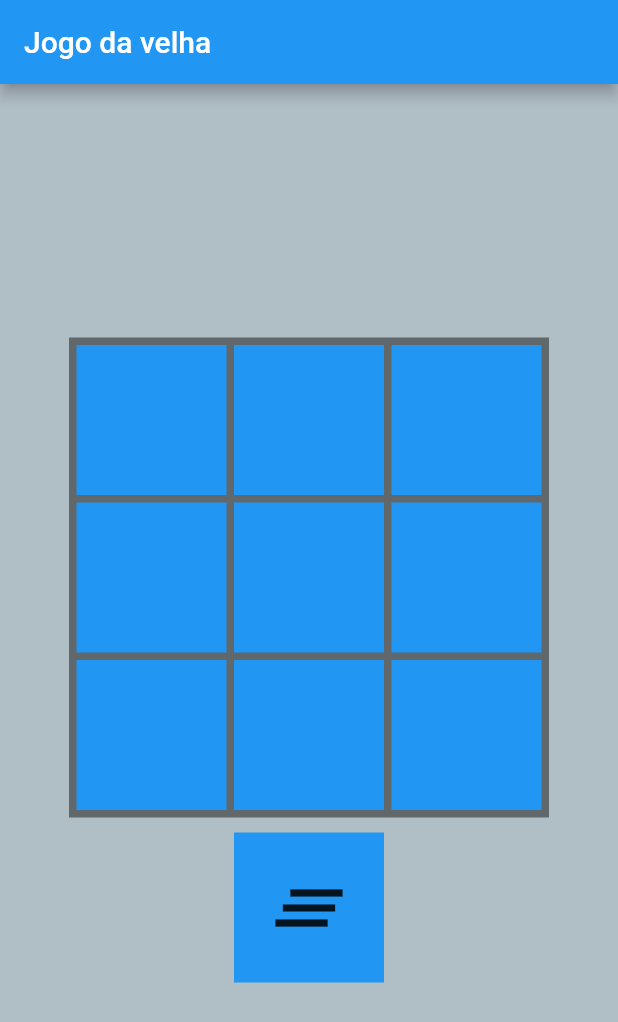
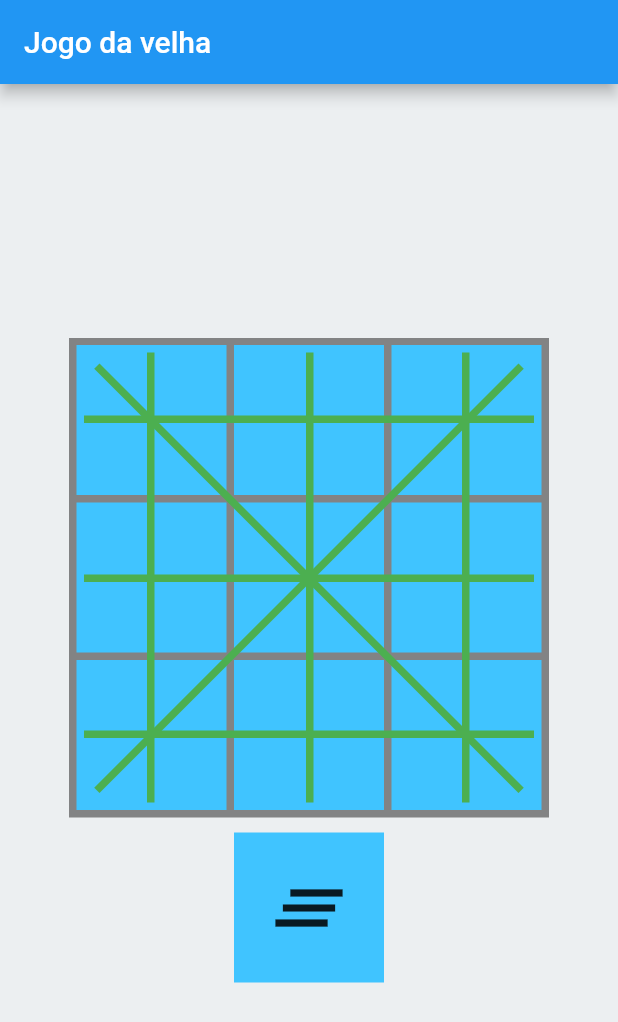
Before and after one commit to Kleber2909/JogoDaVelha, a Flutter app: the screen it shows after launch, on a phone screen of 412 x 824 dp. Shown: the top 1022 px of the screen. Run offline on Flutter 3.47's test engine with Material 2 defaults, Android fonts, the phone set to English and light mode, and no system bars; our stand-ins replace flutter_mobx, mobx; statements that could not run were skipped.

Commit message:
Criado as linhas para riscar o resultado

```diff
--- a/lib/src/jogo/JogoHome.dart
+++ b/lib/src/jogo/JogoHome.dart
@@ -10,18 +10,31 @@ class JogoHome extends StatefulWidget {
   _JogoHome createState() => _JogoHome();
 }
 
-_gestureDetector(
-    double right, double bottom, int index, Function onTap, Icon icon) {
+_gestureDetector(double right, double bottom, int index, Function onTap, Icon icon) {
   return (GestureDetector(
     onTap: onTap,
     child: Container(
       height: 100,
       width: 100,
-      color: Colors.blue,
+      color: Colors.lightBlueAccent,//Color(0xFF40C4FF),
       child: icon,
       margin: EdgeInsets.only(right: right, bottom: bottom),
     ),
   ));
+}
+
+_positioned(double top, double left, double width, double height, double rotation){
+  return
+    Positioned(
+        top: top,
+        left: left,
+        width: width,
+        height: height,
+        child: RotationTransition(
+          turns: AlwaysStoppedAnimation(rotation / 360),
+          child: Container(color:  Colors.green),
+        )
+    );
 }
 
 class _JogoHome extends State<JogoHome> {
@@ -30,7 +43,7 @@ class _JogoHome extends State<JogoHome> {
   @override
   Widget build(BuildContext context) {
     return Scaffold(
-        backgroundColor: Colors.blueGrey[200],
+        backgroundColor: Colors.blueGrey[50],
         appBar: AppBar(
           title: Text(widget.title),
         ),
@@ -38,6 +51,10 @@ class _JogoHome extends State<JogoHome> {
           child: Column(
                   mainAxisAlignment: MainAxisAlignment.center,
                   children: <Widget>[
+                    Stack(
+                      alignment: Alignment.center,
+                      children: <Widget>[
+
                     Container(
                       height: 320,
                       width: 320,
@@ -45,6 +62,7 @@ class _JogoHome extends State<JogoHome> {
                       child: Column(
                         mainAxisAlignment: MainAxisAlignment.center,
                         children: <Widget>[
+
                           Row(
                             mainAxisAlignment: MainAxisAlignment.center,
                             children: <Widget>[
@@ -105,17 +123,32 @@ class _JogoHome extends State<JogoHome> {
                               }),
                             ],
                           ),
+
                         ],
                       ),
                     ),
-                    Padding(
+
+                    _positioned(52, 10, 300, 5, 0),
+                    _positioned(158, 10, 300, 5, 0),
+                    _positioned(262, 10, 300, 5, 0),
+
+                    _positioned(10, 52, 5, 300, 0),
+                    _positioned(10, 158, 5, 300, 0),
+                    _positioned(10, 262, 5, 300, 0),
+
+                    _positioned(158, null, 400, 5, 45),
+                    _positioned(158, null, 400, 5, 135),
+
+                  ],
+                ),
+                Padding(
                       padding: EdgeInsets.only(top: 10),
                       child: _gestureDetector(0, 0, 0,
                           jogoCotroller.buttinClean,
                           Icon(Icons.clear_all, size: 60,)),
-                    )
-                  ],
-                ),
+                    ),
+              ],
+            ),
         ));
   }
 }
```
